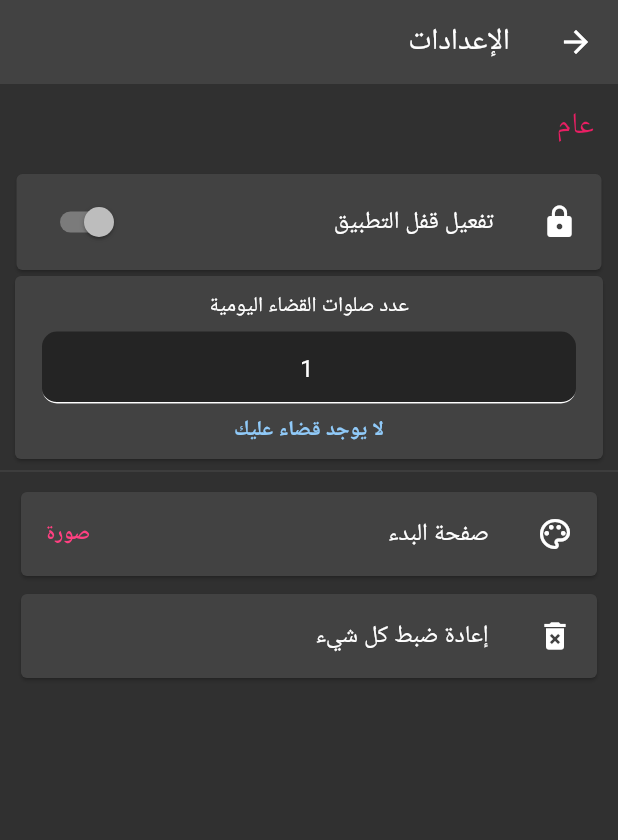
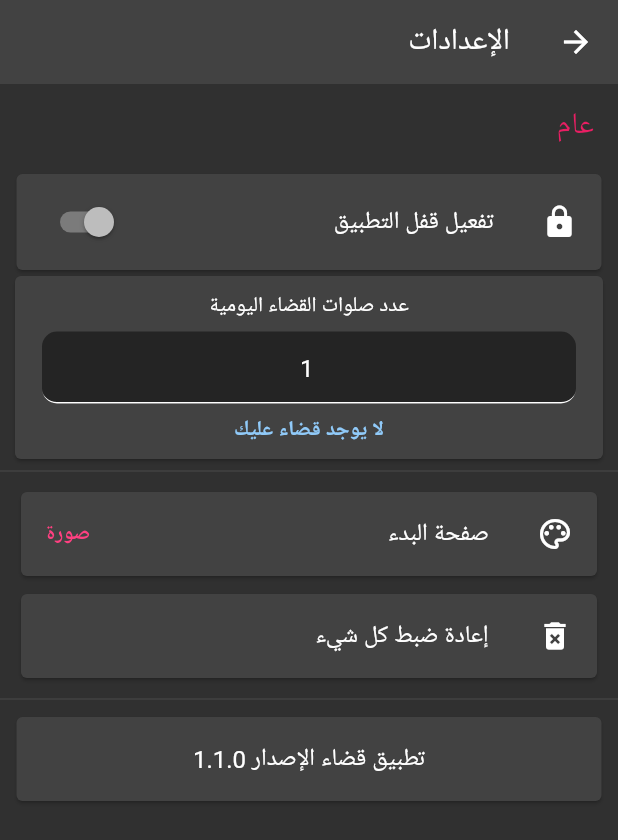
Before and after one commit to muslimpack/Qadaa, a Flutter app: the Settings screen opened directly, on a phone screen of 412 x 824 dp. Shown: the top 840 px of the screen. Run offline on Flutter 3.47's test engine with Material 2 defaults, Android fonts, the phone set to English and light mode, and no system bars; our stand-ins replace audioplayers, confetti, flutter_local_notifications, get, hive, rxdart and 2 more; missing offline and left inert: flutter_screen_lock; accounts and stored records are empty.

Commit message:
v1.1.0
- [Solved] Mapping new ns to old ns.
- Add sound and visual effects.
- Bug fixes
- GetX
- MVC

```diff
--- a/qadaa/lib/controllers/dashboard_controller.dart
+++ b/qadaa/lib/controllers/dashboard_controller.dart
@@ -29,7 +29,7 @@ class AppDashboardController extends GetxController {
     if (Hive.box("Prayers").get("is_app_locked", defaultValue: false)) {
       screenLock(
         context: Get.context!,
-        title: const Text("أدخل كلمة السر"),
+        title: const Text("أدخل كلمة المرور"),
         screenLockConfig: const ScreenLockConfig(
             backgroundColor: Color.fromARGB(255, 16, 35, 56)),
         correctString:
--- a/qadaa/lib/screens/settings.dart
+++ b/qadaa/lib/screens/settings.dart
@@ -3,6 +3,7 @@ import 'package:flutter_screen_lock/flutter_screen_lock.dart';
 import 'package:get/get.dart';
 import 'package:qadaa/Shared/Widgets/Tile.dart';
 import 'package:qadaa/controllers/settings_controller.dart';
+import 'package:qadaa/shared/constants.dart';
 import 'package:qadaa/shared/dialogs/yes__no_popup.dart';
 import 'package:qadaa/shared/functions/show_toast.dart';
 import 'package:qadaa/shared/widgets/scroll_glow_remover.dart';
@@ -119,7 +120,20 @@ class Settings extends StatelessWidget {
                             );
                           });
                     },
-                  )
+                  ),
+                  const Divider(),
+                  Container(
+                    margin: const EdgeInsets.symmetric(horizontal: 7),
+                    padding: const EdgeInsets.only(bottom: 5),
+                    child: const Card(
+                      child: ListTile(
+                        title: Text(
+                          'تطبيق قضاء الإصدار $appVersion',
+                          textAlign: TextAlign.center,
+                        ),
+                      ),
+                    ),
+                  ),
                 ],
               ),
             ),
--- /dev/null
+++ b/qadaa/lib/shared/constants.dart
@@ -0,0 +1,5 @@
+import 'package:flutter/material.dart';
+
+const Color appMainColor = Colors.pink;
+//TODO edit every release
+const String appVersion = "1.1.0";
--- a/qadaa/pubspec.yaml
+++ b/qadaa/pubspec.yaml
@@ -3,7 +3,7 @@ description: A new Flutter project.
 
 publish_to: "none"
 
-version: 1.0.0+1
+version: 1.1.0+2
 
 environment:
   sdk: ">=2.15.1 <3.0.0"
```
Also changed, not shown: 3 other files.
